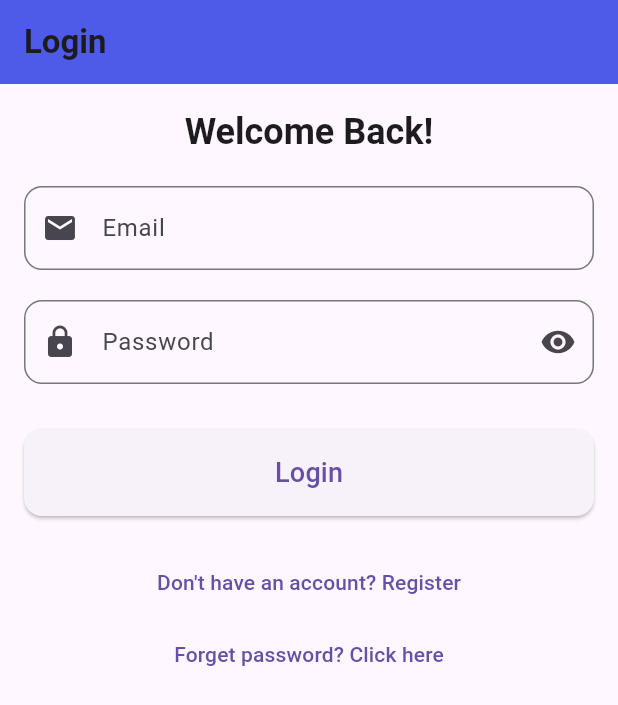
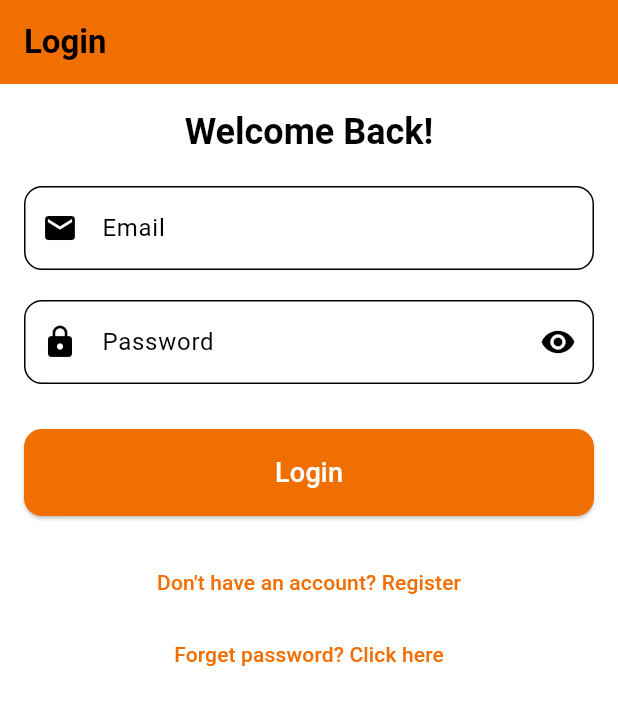
Before and after one commit to ChaariMahmoud/Smart-Calendar, a Flutter app: the screen it shows after launch, after a tap on "Get Started", on a phone screen of 412 x 824 dp. Shown: the top 705 px of the screen. Run offline on Flutter 3.47's test engine with Material 3 defaults, Android fonts, the phone set to English and light mode, and no system bars; our stand-ins replace animate_do, connectivity_plus, date_picker_timeline, flutter_local_notifications, flutter_native_timezone_updated_gradle, flutter_staggered_animations and 10 more; missing offline and left inert: a package; accounts and stored records are empty.

Commit message:
Date time prediction + orange theme

```diff
--- a/calendar/lib/controllers/flask_ml_controller.dart
+++ b/calendar/lib/controllers/flask_ml_controller.dart
@@ -1,10 +1,12 @@
 import 'package:calendar/Models%20/task.dart';
+import 'package:calendar/controllers/task_controller.dart';
 import 'package:calendar/core/config.dart';
 import 'package:get/get.dart';
 import 'package:http/http.dart' as http;
 import 'dart:convert';
 
 class FlaskMlController extends GetxController {
+   final TaskController _taskController = Get.put(TaskController());
 
   Future<void> autoSelectTimeAndAddTask(Task task) async {
     try {
@@ -18,6 +20,7 @@ class FlaskMlController extends GetxController {
 
       if (response.statusCode == 200) {
         jsonDecode(response.body);
+        _taskController.synchronizeTasks();
         // Process the response if necessary
         print('Task added successfully with AI selected time.');
         Get.snackbar(
--- a/calendar/lib/core/config.dart
+++ b/calendar/lib/core/config.dart
@@ -1,4 +1,4 @@
 class Config {
   static const String baseUrl = 'http://34.45.14.63:3000';
-  static const String flaskUrl = 'http://192.168.1.123';
+  static const String flaskUrl = 'http://192.168.1.42';
 }
--- a/calendar/lib/main.dart
+++ b/calendar/lib/main.dart
@@ -27,6 +27,7 @@ class MyApp extends StatelessWidget {
 
 
       theme: Themes.light,
+
       darkTheme: Themes.dark,
       themeMode: ThemeService().theme,
 
--- a/calendar/lib/ui/add_task_page.dart
+++ b/calendar/lib/ui/add_task_page.dart
@@ -397,7 +397,7 @@ _colorPalette(){
               },
               child: Padding(
                 padding: const EdgeInsets.only(right: 8.0),
-                child: CircleAvatar(radius: 15,backgroundColor: index==0?primaryClr:index==1?pinkClr:yellowClr,
+                child: CircleAvatar(radius: 15,backgroundColor: index==0?bluishClr:index==1?pinkClr:yellowClr,
                 child: _selectedColor ==index ?const Icon(Icons.done,color: Colors.white,size: 15,):Container()),
               ),
             );
--- a/calendar/lib/ui/edit_task_page.dart
+++ b/calendar/lib/ui/edit_task_page.dart
@@ -355,7 +355,7 @@ class _EditTaskPageState extends State<EditTaskPage> {
                 padding: const EdgeInsets.only(right: 8.0),
                 child: CircleAvatar(
                   radius: 15,
-                  backgroundColor: index == 0 ? primaryClr : index == 1 ? pinkClr : yellowClr,
+                  backgroundColor: index == 0 ? bluishClr : index == 1 ? pinkClr : yellowClr,
                   child: _selectedColor == index
                       ? const Icon(
                           Icons.done,
--- a/calendar/lib/ui/start_page.dart
+++ b/calendar/lib/ui/start_page.dart
@@ -1,5 +1,7 @@
 import 'package:calendar/ui/login_page.dart';
+import 'package:calendar/ui/theme.dart';
 import 'package:flutter/material.dart';
+import 'package:flutter_svg/flutter_svg.dart'; // Add this import for SVG support
 import 'package:get/get.dart';
 import 'package:animate_do/animate_do.dart';
 
@@ -18,39 +20,53 @@ class StartPage extends StatelessWidget {
             child: Column(
               mainAxisAlignment: MainAxisAlignment.center,
               children: [
-                // App Logo with animation
+                // Top Row with App Title and Logo
                 FadeInUp(
                   duration: const Duration(seconds: 2),
-                  child: BounceInDown(
+                  child: Row(
+                    mainAxisAlignment: MainAxisAlignment.center,
+                    crossAxisAlignment: CrossAxisAlignment.center,
+                    children: [
+                      // App Title with animation
+                      SlideInLeft(
                         duration: const Duration(seconds: 2),
-                    child: Container(
-                      width: isWideScreen ? 200 : 150,
-                      height: isWideScreen ? 200 : 150,
-                      child: Image.asset('images/logo.png'), // Use your image here
+
+                        child: Text(
+                          '  AI  \nCalendar',
+                          textAlign:
+                              TextAlign.right, // Align text to the right side
+                          style: Theme.of(context)
+                              .textTheme
+                              .headlineLarge
+                              ?.copyWith(
+                                fontWeight: FontWeight.w300,
+                                color: white, // primaryClr
                               ),
                         ),
                       ),
-                const SizedBox(height: 20),
+                      const SizedBox(width: 20), // Space between text and logo
 
-                // App Title with animation
-                FadeInUp(
+
+
+                      // App Logo with animation
+                      BounceInRight(
                         duration: const Duration(seconds: 2),
-                  child: SlideInUp(
-                    duration: const Duration(seconds: 2),
-                    child: Text(
-                      'AI Calendar',
-                      style: Theme.of(context).textTheme.headlineLarge?.copyWith(
-                        fontWeight: FontWeight.bold,
-                        color: const Color(0xFF4e5ae8), // primaryClr
+                        child: SvgPicture.asset(
+                          'images/orange-logo.svg', // Use your SVG file here
+                          width: isWideScreen ? 120 : 75,
+                          height: isWideScreen ? 120 : 75,
                         ),
                       ),
+                    ],
                   ),
                 ),
-                const SizedBox(height: 20),
+                const SizedBox(
+                    height: 20), // Space between top row and description
 
                 // Description with animation
                 Padding(
-                  padding: const EdgeInsets.symmetric(horizontal: 20.0),
+                  padding: const EdgeInsets.symmetric(
+                      horizontal: 20.0, vertical: 15.0),
                   child: FadeInUp(
                     duration: const Duration(seconds: 2),
                     child: SlideInUp(
@@ -67,7 +83,8 @@ class StartPage extends StatelessWidget {
                     ),
                   ),
                 ),
-                const SizedBox(height: 30),
+                const SizedBox(
+                    height: 30), // Space between description and button
 
                 // Get Started Button with animation
                 AnimatedSize(
@@ -79,7 +96,8 @@ class StartPage extends StatelessWidget {
                         padding: EdgeInsets.symmetric(
                           vertical: isWideScreen ? 20 : 15,
                           horizontal: isWideScreen ? 40 : 30,
-                        ), backgroundColor: const Color(0xFF4e5ae8), // primaryClr
+                        ),
+                        backgroundColor: primaryClr, // primaryClr
                         shape: RoundedRectangleBorder(
                           borderRadius: BorderRadius.circular(12),
                         ),
--- a/calendar/lib/ui/theme.dart
+++ b/calendar/lib/ui/theme.dart
@@ -2,13 +2,13 @@ import 'package:flutter/material.dart';
 import 'package:get/get.dart';
 import 'package:google_fonts/google_fonts.dart';
 
-const Color bluishClr = Color(0xFF4e5ae8);
-const Color yellowClr = Color(0xFFFFB746);
-const Color pinkClr = Color(0xFFff4667);
+const Color bluishClr = Color(0xFF4bb4e6);
+const Color yellowClr = Color(0xFFFFD200);
+const Color pinkClr = Color(0xFFCD3C14);
 const Color white = Colors.white;
-const Color primaryClr = bluishClr;
-const Color darkGreyClr = Color(0xFF121212);
-const Color darkHeaderClr = Color(0xFF424242);
+const Color primaryClr = Color(0xFFf16e00);
+const Color darkGreyClr = Colors.black;
+const Color darkHeaderClr = Color(0xFFEEEFFF);
 
 class Themes {
   static final light = ThemeData(
@@ -17,13 +17,67 @@ class Themes {
     appBarTheme: const AppBarTheme(
       backgroundColor: primaryClr,
     ),
+    colorScheme: ColorScheme.light(
+      primary: primaryClr,
+      secondary: primaryClr,
+      onPrimary: Colors.white, // Text color on primary color
+      onSecondary: Colors.white, // Text color on secondary color
+    ),
+    elevatedButtonTheme: ElevatedButtonThemeData(
+      style: ElevatedButton.styleFrom(
+        backgroundColor: primaryClr, // Button background color
+        foregroundColor: Colors.white, // Button text color
+      ),
+    ),
+    sliderTheme: SliderThemeData(
+      activeTrackColor: primaryClr,
+      thumbColor: primaryClr,
+      overlayColor: primaryClr.withOpacity(0.2),
+    ),
+    switchTheme: SwitchThemeData(
+      thumbColor: MaterialStateProperty.all(primaryClr),
+      trackColor: MaterialStateProperty.all(primaryClr.withOpacity(0.5)),
+    ),
+    checkboxTheme: CheckboxThemeData(
+      fillColor: MaterialStateProperty.all(primaryClr),
+    ),
+    radioTheme: RadioThemeData(
+      fillColor: MaterialStateProperty.all(primaryClr),
+    ),
   );
 
   static final dark = ThemeData(
     primaryColor: darkGreyClr,
     brightness: Brightness.dark,
     appBarTheme: const AppBarTheme(
-      backgroundColor: darkGreyClr,
+      backgroundColor: primaryClr,
+    ),
+    colorScheme: ColorScheme.dark(
+      primary: primaryClr,
+      secondary: primaryClr,
+      onPrimary: Colors.white,
+      onSecondary: Colors.white,
+    ),
+    elevatedButtonTheme: ElevatedButtonThemeData(
+      style: ElevatedButton.styleFrom(
+        backgroundColor: primaryClr,
+        foregroundColor: Colors.white,
+      ),
+    ),
+    sliderTheme: SliderThemeData(
+      activeTrackColor: primaryClr,
+      thumbColor: primaryClr,
+      overlayColor: primaryClr.withOpacity(0.2),
+    ),
+    switchTheme: SwitchThemeData(
+      thumbColor: MaterialStateProperty.all(primaryClr),
+      trackColor: MaterialStateProperty.all(primaryClr.withOpacity(0.5)),
+    ),
+    checkboxTheme: CheckboxThemeData(
+      fillColor: MaterialStateProperty.all(primaryClr),
+    ),
+    radioTheme: RadioThemeData(
+      fillColor: MaterialStateProperty.all(primaryClr),
     ),
   );
 }
@@ -31,7 +85,11 @@ class Themes {
 TextStyle get subHeadingStyle {
   return GoogleFonts.lato(
     textStyle: const TextStyle(
-          fontSize: 20, fontWeight: FontWeight.bold, color: Colors.grey));
+      fontSize: 20,
+      fontWeight: FontWeight.bold,
+      color: Colors.grey,
+    ),
+  );
 }
 
 TextStyle get headingStyle {
@@ -39,7 +97,8 @@ TextStyle get headingStyle {
     textStyle: const TextStyle(
       fontSize: 26,
       fontWeight: FontWeight.bold,
-  ));
+    ),
+  );
 }
 
 TextStyle get titleStyle {
@@ -47,8 +106,9 @@ TextStyle get titleStyle {
     textStyle: TextStyle(
       fontSize: 16,
       fontWeight: FontWeight.w400,
-    color: Get.isDarkMode? Colors.white :Colors.black
-  ));
+      color: Get.isDarkMode ? Colors.white : Colors.black,
+    ),
+  );
 }
 
 TextStyle get subTitleStyle {
@@ -56,6 +116,7 @@ TextStyle get subTitleStyle {
     textStyle: TextStyle(
       fontSize: 14,
       fontWeight: FontWeight.w400,
-    color: Get.isDarkMode? Colors.grey[100]:Colors.grey[800],
-  ));
+      color: Get.isDarkMode ? Colors.grey[100] : Colors.grey[800],
+    ),
+  );
 }
--- a/calendar/pubspec.yaml
+++ b/calendar/pubspec.yaml
@@ -44,6 +44,7 @@ dependencies:
   fluttertoast: ^8.2.6
   flutter_image_editor: ^2.1.0
   image_cropper: 7.1.0
+  flutter_svg: ^2.0.10+1
 
 
 dev_dependencies:
```
Also changed, not shown: calendar/images/orange-logo.svg (added), calendar/pubspec.lock, 3 other files. Lines whose indentation alone changed are shown as unchanged.
